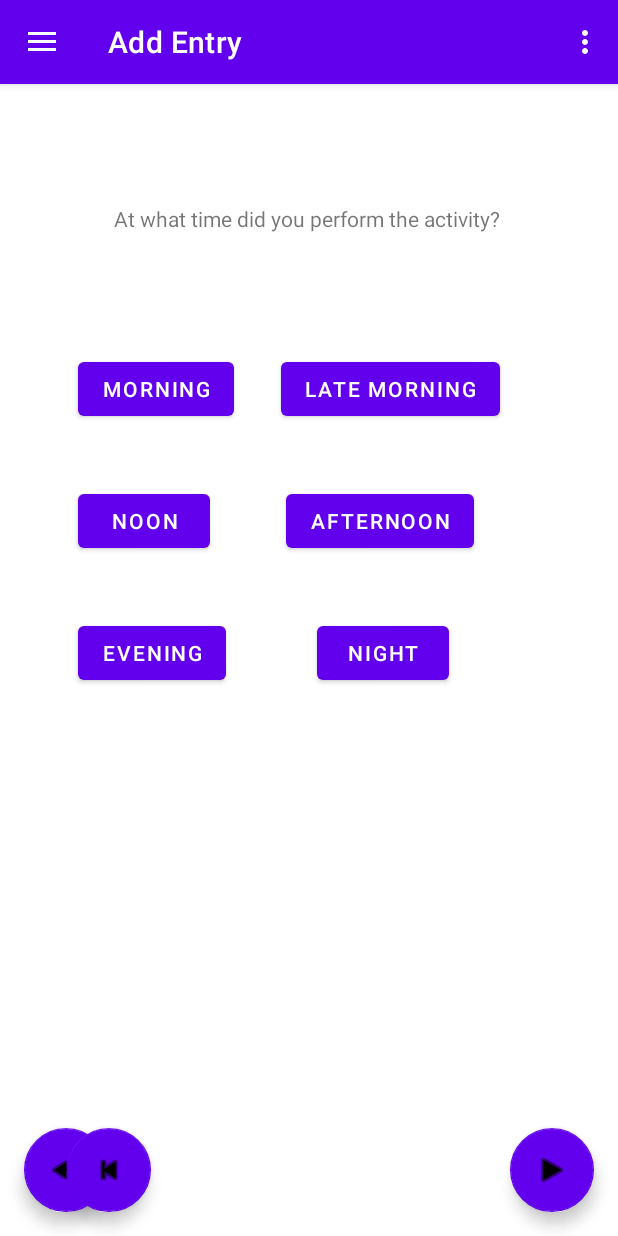
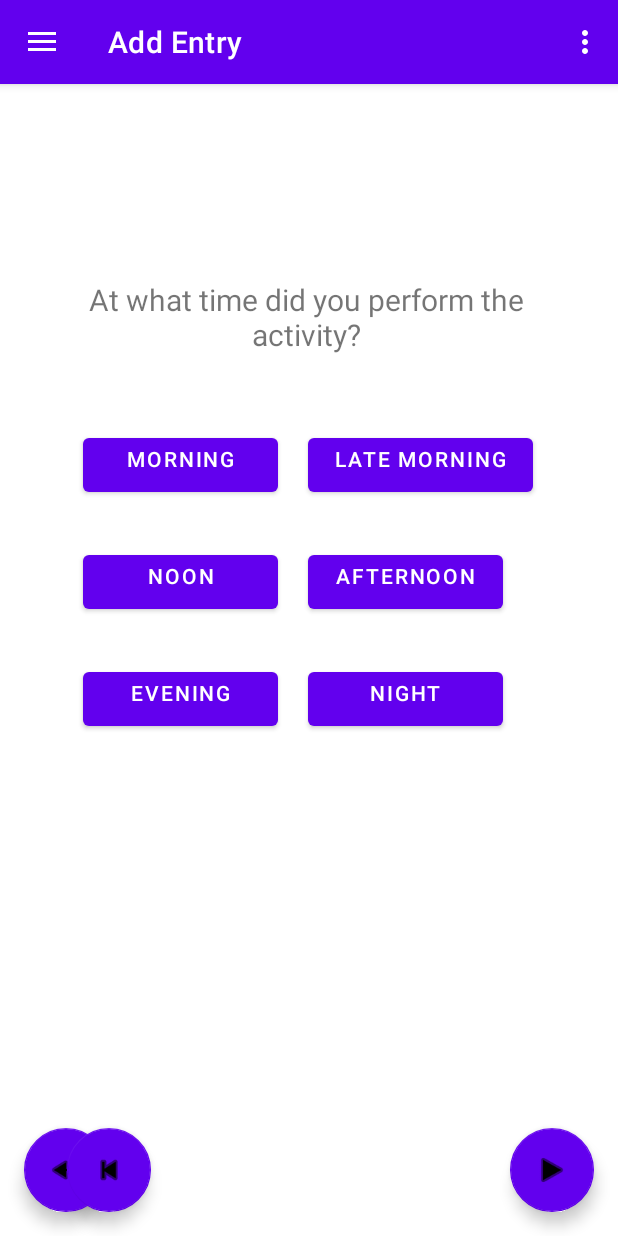
Before and after one commit to christianmaierger/drm-notes-android-app, an Android app: the screen it shows after launch (MainActivity), in the side drawer, after a tap on "Add Entry", on a phone screen of 412 x 824 dp. Run offline under Robolectric (Android 15) with nearby library versions, the light colour scheme and no system bars; our stand-ins replace navigation-ui.

Commit message:
adjusted fragment_home.xml and fragment_addentry.xml to look more organized (Underlying Idea to use Relative Layout by Katherina Past)

```diff
--- a/app/src/main/java/com/example/drmapp/ui/home/HomeViewModel.java
+++ b/app/src/main/java/com/example/drmapp/ui/home/HomeViewModel.java
@@ -10,7 +10,7 @@ public class HomeViewModel extends ViewModel {
 
     public HomeViewModel() {
         mText = new MutableLiveData<>();
-        mText.setValue("This is home fragment");
+        //mText.setValue("This is home fragment");
     }
 
     public LiveData<String> getText() {
--- a/app/src/main/res/layout/fragment_addentry.xml
+++ b/app/src/main/res/layout/fragment_addentry.xml
@@ -1,5 +1,5 @@
 <?xml version="1.0" encoding="utf-8"?>
-<androidx.constraintlayout.widget.ConstraintLayout xmlns:android="http://schemas.android.com/apk/res/android"
+<RelativeLayout xmlns:android="http://schemas.android.com/apk/res/android"
     xmlns:app="http://schemas.android.com/apk/res-auto"
     xmlns:tools="http://schemas.android.com/tools"
     android:layout_width="match_parent"
@@ -13,95 +13,100 @@
         android:textAlignment="center"
         android:textSize="20sp"
         tools:layout_editor_absoluteX="8dp"
-        tools:layout_editor_absoluteY="356dp" />
+        tools:layout_editor_absoluteY="356dp"
+        android:gravity="center_horizontal" />
+
 
     <Button
         android:id="@+id/timedate_button_morning"
-        android:layout_width="wrap_content"
+        android:layout_width="130sp"
         android:layout_height="wrap_content"
-        android:layout_marginStart="52dp"
-        android:layout_marginLeft="52dp"
-        android:layout_marginTop="80dp"
-        android:text="Morning"
-        app:layout_constraintStart_toStartOf="parent"
-        app:layout_constraintTop_toBottomOf="@+id/timedatetext" />
+        android:layout_alignParentStart="true"
+        android:layout_alignParentLeft="true"
+        android:layout_alignParentTop="true"
+        android:layout_marginStart="55dp"
+        android:layout_marginLeft="55dp"
+        android:layout_marginTop="230dp"
+        android:gravity="center_horizontal"
+        android:text="Morning" />
 
     <Button
         android:id="@+id/timedate_button_latemorning"
-        android:layout_width="wrap_content"
+        android:layout_width="150sp"
         android:layout_height="wrap_content"
-        android:layout_marginStart="8dp"
-        android:layout_marginLeft="8dp"
-        android:layout_marginTop="80dp"
-        android:layout_marginEnd="76dp"
-        android:layout_marginRight="76dp"
-        android:text="Late Morning"
-        app:layout_constraintEnd_toEndOf="parent"
-        app:layout_constraintHorizontal_bias="0.888"
-        app:layout_constraintStart_toEndOf="@+id/timedate_button_morning"
-        app:layout_constraintTop_toBottomOf="@+id/timedatetext" />
+        android:layout_alignParentTop="true"
+        android:layout_marginStart="20dp"
+        android:layout_marginLeft="20dp"
+        android:layout_marginTop="230dp"
+        android:layout_toEndOf="@+id/timedate_button_morning"
+        android:layout_toRightOf="@+id/timedate_button_morning"
+        android:gravity="center_horizontal"
+        android:text="Late Morning" />
 
     <Button
         android:id="@+id/timedate_button_noon"
-        android:layout_width="wrap_content"
+        android:layout_width="130sp"
         android:layout_height="wrap_content"
-        android:layout_marginStart="52dp"
-        android:layout_marginLeft="52dp"
-        android:layout_marginTop="40dp"
-        android:text="Noon"
-        app:layout_constraintStart_toStartOf="parent"
-        app:layout_constraintTop_toBottomOf="@+id/timedate_button_morning" />
+        android:layout_below="@+id/timedate_button_morning"
+        android:layout_alignParentStart="true"
+        android:layout_alignParentLeft="true"
+        android:layout_marginStart="55dp"
+        android:layout_marginLeft="55dp"
+        android:layout_marginTop="30dp"
+        android:gravity="center_horizontal"
+        android:text="Noon" />
 
     <Button
         android:id="@+id/timedate_button_afternoon"
-        android:layout_width="wrap_content"
+        android:layout_width="130sp"
         android:layout_height="wrap_content"
-        android:layout_marginStart="8dp"
-        android:layout_marginLeft="8dp"
-        android:layout_marginTop="40dp"
-        android:layout_marginEnd="96dp"
-        android:layout_marginRight="96dp"
-        android:text="Afternoon"
-        app:layout_constraintEnd_toEndOf="parent"
-        app:layout_constraintHorizontal_bias="1.0"
-        app:layout_constraintStart_toEndOf="@+id/timedate_button_noon"
-        app:layout_constraintTop_toBottomOf="@+id/timedate_button_latemorning" />
+        android:layout_below="@+id/timedate_button_morning"
+        android:layout_marginStart="20dp"
+        android:layout_marginLeft="20dp"
+        android:layout_marginTop="30dp"
+        android:layout_toEndOf="@+id/timedate_button_noon"
+        android:layout_toRightOf="@+id/timedate_button_noon"
+        android:gravity="center_horizontal"
+        android:text="Afternoon" />
 
     <Button
         android:id="@+id/timedate_button_evening"
-        android:layout_width="wrap_content"
+        android:layout_width="130sp"
         android:layout_height="wrap_content"
-        android:layout_marginStart="52dp"
-        android:layout_marginLeft="52dp"
-        android:layout_marginTop="40dp"
-        android:text="Evening"
-        app:layout_constraintStart_toStartOf="parent"
-        app:layout_constraintTop_toBottomOf="@+id/timedate_button_noon" />
+        android:layout_below="@+id/timedate_button_noon"
+        android:layout_alignParentStart="true"
+        android:layout_alignParentLeft="true"
+        android:layout_marginStart="55dp"
+        android:layout_marginLeft="55dp"
+        android:layout_marginTop="30dp"
+        android:gravity="center_horizontal"
+        android:text="Evening" />
 
     <Button
         android:id="@+id/timedate_button_night"
-        android:layout_width="wrap_content"
+        android:layout_width="130sp"
         android:layout_height="wrap_content"
-        android:layout_marginStart="8dp"
-        android:layout_marginLeft="8dp"
-        android:layout_marginTop="40dp"
-        android:layout_marginEnd="112dp"
-        android:layout_marginRight="112dp"
-        android:text="Night"
-        app:layout_constraintEnd_toEndOf="parent"
-        app:layout_constraintHorizontal_bias="0.984"
-        app:layout_constraintStart_toEndOf="@+id/timedate_button_evening"
-        app:layout_constraintTop_toBottomOf="@+id/timedate_button_afternoon" />
+        android:layout_below="@+id/timedate_button_afternoon"
+        android:layout_marginStart="20dp"
+        android:layout_marginLeft="20dp"
+        android:layout_marginTop="30dp"
+        android:layout_toEndOf="@+id/timedate_button_evening"
+        android:layout_toRightOf="@+id/timedate_button_evening"
+        android:gravity="center_horizontal"
+        android:text="Night" />
 
     <TextView
         android:id="@+id/timedatetext"
-        android:layout_width="wrap_content"
-        android:layout_height="0dp"
-        android:layout_marginStart="76dp"
-        android:layout_marginLeft="76dp"
-        android:layout_marginTop="80dp"
+        android:layout_width="300dp"
+        android:layout_height="wrap_content"
+        android:layout_alignParentStart="true"
+        android:layout_alignParentLeft="true"
+        android:layout_alignParentTop="true"
+        android:layout_centerHorizontal="true"
+        android:layout_marginStart="54dp"
+        android:layout_marginLeft="54dp"
+        android:layout_marginTop="130dp"
+        android:gravity="center_horizontal"
         android:text="At what time did you perform the activity?"
-        android:textSize="14sp"
-        app:layout_constraintStart_toStartOf="parent"
-        app:layout_constraintTop_toTopOf="parent" />
-</androidx.constraintlayout.widget.ConstraintLayout>
+        android:textSize="20sp" />
+</RelativeLayout>
--- a/app/src/main/res/layout/fragment_home.xml
+++ b/app/src/main/res/layout/fragment_home.xml
@@ -1,5 +1,5 @@
 <?xml version="1.0" encoding="utf-8"?>
-<androidx.constraintlayout.widget.ConstraintLayout xmlns:android="http://schemas.android.com/apk/res/android"
+<RelativeLayout xmlns:android="http://schemas.android.com/apk/res/android"
     xmlns:app="http://schemas.android.com/apk/res-auto"
     xmlns:tools="http://schemas.android.com/tools"
     android:layout_width="match_parent"
@@ -10,36 +10,29 @@
         android:id="@+id/text_home"
         android:layout_width="match_parent"
         android:layout_height="wrap_content"
-        android:layout_marginStart="8dp"
-        android:layout_marginEnd="8dp"
+        android:layout_below="@+id/toAddEntry"
+        android:layout_centerHorizontal="true"
+        android:layout_marginTop="30dp"
         android:textAlignment="center"
         android:textSize="20sp"
-        app:layout_constraintBottom_toBottomOf="parent"
-        app:layout_constraintEnd_toEndOf="parent"
-        app:layout_constraintHorizontal_bias="0.0"
-        app:layout_constraintStart_toStartOf="parent"
         app:layout_constraintTop_toBottomOf="@+id/toViewLast"
-        app:layout_constraintVertical_bias="0.119" />
+        android:gravity="center_horizontal" />
+
+    <Button
+        android:id="@+id/toViewLast"
+        android:layout_width="106dp"
+        android:layout_height="69dp"
+        android:layout_below="@+id/toAddEntry"
+        android:layout_centerHorizontal="true"
+        android:layout_marginTop="30dp"
+        android:text="View Last" />
 
     <Button
         android:id="@+id/toAddEntry"
         android:layout_width="106dp"
         android:layout_height="69dp"
-        android:layout_marginStart="152dp"
-        android:layout_marginLeft="152dp"
-        android:layout_marginTop="180dp"
+        android:layout_centerHorizontal="true"
+        android:layout_marginTop="150dp"
         android:text="Add Entry"
-        app:layout_constraintStart_toStartOf="parent"
-        app:layout_constraintTop_toTopOf="parent" />
-
-    <Button
-        android:id="@+id/toViewLast"
-        android:layout_width="106dp"
-        android:layout_height="0dp"
-        android:layout_marginStart="152dp"
-        android:layout_marginLeft="152dp"
-        android:layout_marginTop="56dp"
-        android:text="View Last"
-        app:layout_constraintStart_toStartOf="parent"
-        app:layout_constraintTop_toBottomOf="@+id/toAddEntry" />
-</androidx.constraintlayout.widget.ConstraintLayout>
+        app:layout_constraintTop_toBottomOf="@+id/toViewLast" />
+</RelativeLayout>
--- a/app/src/main/res/layout/fragment_time__morning.xml
+++ b/app/src/main/res/layout/fragment_time__morning.xml
@@ -72,13 +72,13 @@
 
     <TextView
         android:id="@+id/timedatetext"
-        android:layout_width="wrap_content"
-        android:layout_height="0dp"
+        android:layout_width="300sp"
+        android:layout_height="wrap_content"
         android:layout_marginStart="60dp"
         android:layout_marginLeft="60dp"
         android:layout_marginTop="88dp"
         android:text="At what time did you perform the activity?"
-        android:textSize="14sp"
+        android:textSize="20sp"
         app:layout_constraintStart_toStartOf="parent"
         app:layout_constraintTop_toTopOf="parent" />
 
--- a/app/src/main/res/values/colors.xml
+++ b/app/src/main/res/values/colors.xml
@@ -3,7 +3,7 @@
     <color name="purple_200">#FFBB86FC</color>
     <color name="purple_500">#FF6200EE</color>
     <color name="purple_700">#FF3700B3</color>
-    <color name="teal_200">#FF03DAC5</color>
+    <color name="teal_200">#E0D52B</color>
     <color name="teal_700">#FF018786</color>
     <color name="black">#FF000000</color>
     <color name="white">#FFFFFFFF</color>
```
